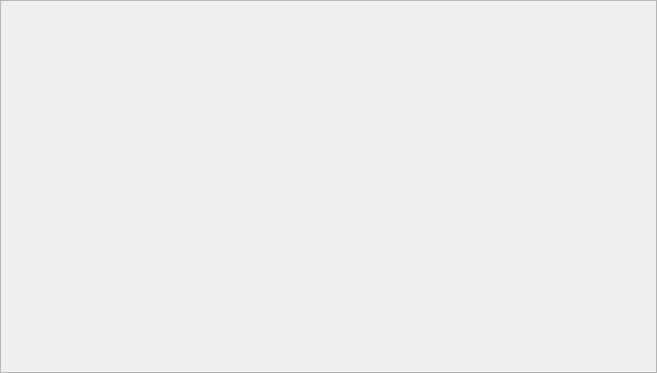
Old version of the form VideoPlayer/mainwidget/videomember/MainMembForm.ui in the repository huizhang556/pc-video-player.
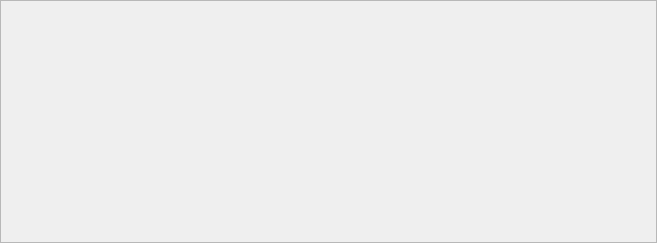
New version of the form.

Patch:
```diff
--- a/VideoPlayer/mainwidget/videomember/MainMembForm.ui
+++ b/VideoPlayer/mainwidget/videomember/MainMembForm.ui
@@ -7,7 +7,7 @@
     <x>0</x>
     <y>0</y>
     <width>657</width>
-    <height>373</height>
+    <height>243</height>
    </rect>
   </property>
   <property name="windowTitle">
@@ -40,7 +40,7 @@
         <x>0</x>
         <y>0</y>
         <width>655</width>
-        <height>371</height>
+        <height>241</height>
        </rect>
       </property>
       <layout class="QVBoxLayout" name="m_itemsLayout">
```
